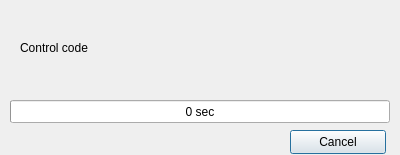
First picture: the form in qdigidoc/trunk/client/ui/MobileDialog.ui, repository tixsys/esteid, before the edit.
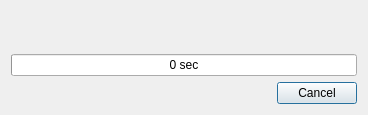
Second picture: the form after the edit.

What changed in the file:
```diff
--- a/qdigidoc/trunk/client/ui/MobileDialog.ui
+++ b/qdigidoc/trunk/client/ui/MobileDialog.ui
@@ -6,61 +6,23 @@
    <rect>
     <x>0</x>
     <y>0</y>
-    <width>400</width>
-    <height>155</height>
+    <width>368</width>
+    <height>115</height>
    </rect>
   </property>
   <property name="windowTitle">
    <string>Signing with Mobile-ID</string>
   </property>
-  <widget class="QPushButton" name="buttonCancel">
-   <property name="geometry">
-    <rect>
-     <x>290</x>
-     <y>130</y>
-     <width>96</width>
-     <height>24</height>
-    </rect>
-   </property>
-   <property name="text">
-    <string>Cancel</string>
-   </property>
-  </widget>
-  <widget class="QLabel" name="label_4">
-   <property name="geometry">
-    <rect>
-     <x>20</x>
-     <y>40</y>
-     <width>81</width>
-     <height>16</height>
-    </rect>
-   </property>
-   <property name="text">
-    <string>Control code</string>
-   </property>
-  </widget>
+  <layout class="QVBoxLayout" name="verticalLayout">
+   <item>
   <widget class="QLabel" name="labelError">
-   <property name="geometry">
-    <rect>
-     <x>10</x>
-     <y>10</y>
-     <width>380</width>
-     <height>16</height>
-    </rect>
-   </property>
    <property name="alignment">
     <set>Qt::AlignCenter</set>
    </property>
   </widget>
-  <widget class="QLabel" name="labelCode">
-   <property name="geometry">
-    <rect>
-     <x>100</x>
-     <y>40</y>
-     <width>53</width>
-     <height>15</height>
-    </rect>
-   </property>
+   </item>
+   <item>
+    <widget class="QLabel" name="code">
    <property name="font">
     <font>
      <pointsize>10</pointsize>
@@ -68,16 +30,13 @@
      <bold>true</bold>
     </font>
    </property>
-  </widget>
+     <property name="alignment">
+      <set>Qt::AlignCenter</set>
+     </property>
+    </widget>
+   </item>
+   <item>
   <widget class="QProgressBar" name="signProgressBar">
-   <property name="geometry">
-    <rect>
-     <x>10</x>
-     <y>100</y>
-     <width>380</width>
-     <height>23</height>
-    </rect>
-   </property>
    <property name="maximum">
     <number>120</number>
    </property>
@@ -87,10 +46,22 @@
    <property name="alignment">
     <set>Qt::AlignCenter</set>
    </property>
+     <property name="textVisible">
+      <bool>true</bool>
+     </property>
    <property name="format">
     <string>%v sec</string>
    </property>
   </widget>
+   </item>
+   <item>
+    <widget class="QDialogButtonBox" name="buttonBox">
+     <property name="standardButtons">
+      <set>QDialogButtonBox::Cancel</set>
+     </property>
+    </widget>
+   </item>
+  </layout>
  </widget>
  <resources/>
  <connections>
```
Left out of the diff: 12 changed lines with no effect on the pictures. Lines whose indentation alone changed are shown as unchanged.
